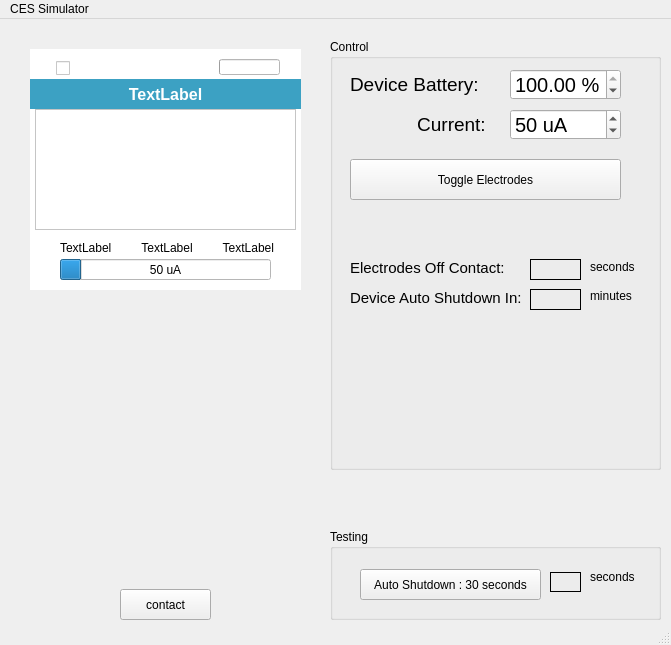
This is mainwindow.ui in lasitha-amuwala/CES-Simulator as Qt 5 draws it before an edit. The edited form follows.
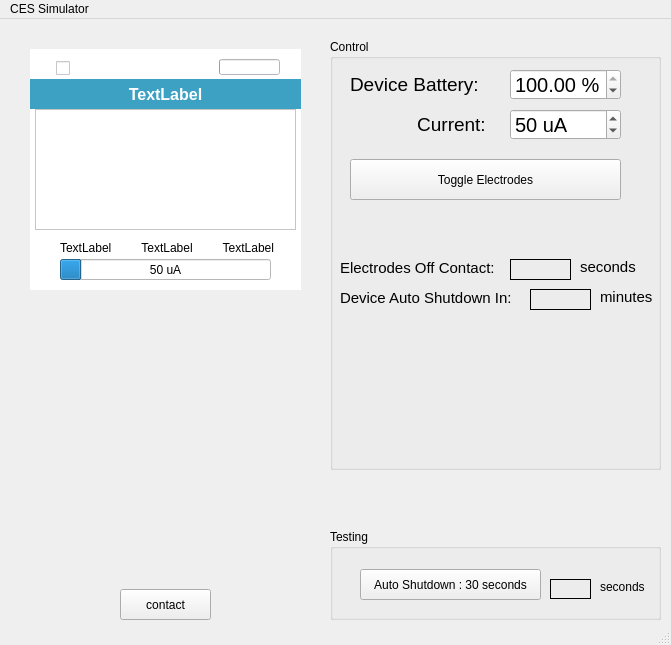
This is the edited form. Icons and pictures are not drawn.

```diff
--- a/mainwindow.ui
+++ b/mainwindow.ui
@@ -600,7 +600,7 @@
     <widget class="QLabel" name="label">
      <property name="geometry">
       <rect>
-       <x>20</x>
+       <x>10</x>
        <y>250</y>
        <width>181</width>
        <height>17</height>
@@ -618,7 +618,7 @@
     <widget class="QLabel" name="label_4">
      <property name="geometry">
       <rect>
-       <x>20</x>
+       <x>10</x>
        <y>220</y>
        <width>161</width>
        <height>17</height>
@@ -636,9 +636,9 @@
     <widget class="QLabel" name="electrodesIdle">
      <property name="geometry">
       <rect>
-       <x>200</x>
+       <x>180</x>
        <y>220</y>
-       <width>51</width>
+       <width>61</width>
        <height>21</height>
       </rect>
      </property>
@@ -659,7 +659,7 @@
       <rect>
        <x>200</x>
        <y>250</y>
-       <width>51</width>
+       <width>61</width>
        <height>21</height>
       </rect>
      </property>
@@ -678,12 +678,17 @@
     <widget class="QLabel" name="label_5">
      <property name="geometry">
       <rect>
-       <x>260</x>
+       <x>250</x>
        <y>220</y>
-       <width>51</width>
+       <width>61</width>
        <height>16</height>
       </rect>
      </property>
+     <property name="font">
+      <font>
+       <pointsize>11</pointsize>
+      </font>
+     </property>
      <property name="text">
       <string>seconds</string>
      </property>
@@ -691,12 +696,17 @@
     <widget class="QLabel" name="label_6">
      <property name="geometry">
       <rect>
-       <x>260</x>
+       <x>270</x>
        <y>250</y>
-       <width>47</width>
-       <height>13</height>
+       <width>61</width>
+       <height>16</height>
       </rect>
      </property>
+     <property name="font">
+      <font>
+       <pointsize>11</pointsize>
+      </font>
+     </property>
      <property name="text">
       <string>minutes</string>
      </property>
@@ -731,8 +741,8 @@
      <property name="geometry">
       <rect>
        <x>220</x>
-       <y>43</y>
-       <width>31</width>
+       <y>50</y>
+       <width>41</width>
        <height>20</height>
       </rect>
      </property>
@@ -749,8 +759,8 @@
     <widget class="QLabel" name="label_7">
      <property name="geometry">
       <rect>
-       <x>260</x>
-       <y>40</y>
+       <x>270</x>
+       <y>50</y>
        <width>51</width>
        <height>16</height>
       </rect>
```
Left out of the diff: 2 changed lines with no effect on the pictures.
